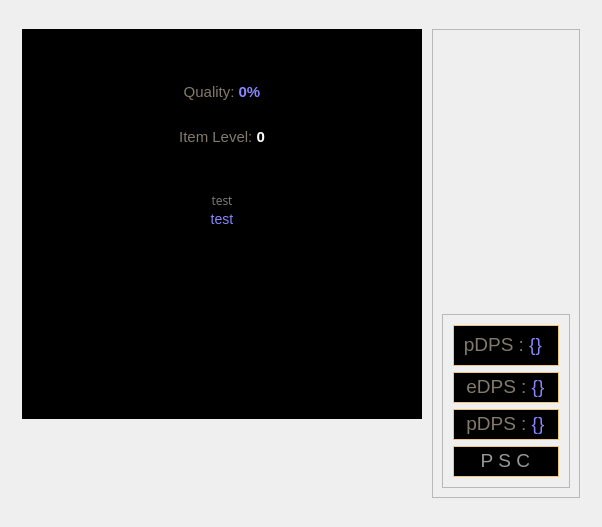
Before: the Qt Designer form ExileCraft/modules/gui/uis/pages/main_pages.ui in jmduea/ExileCraft, drawn with Qt 5.
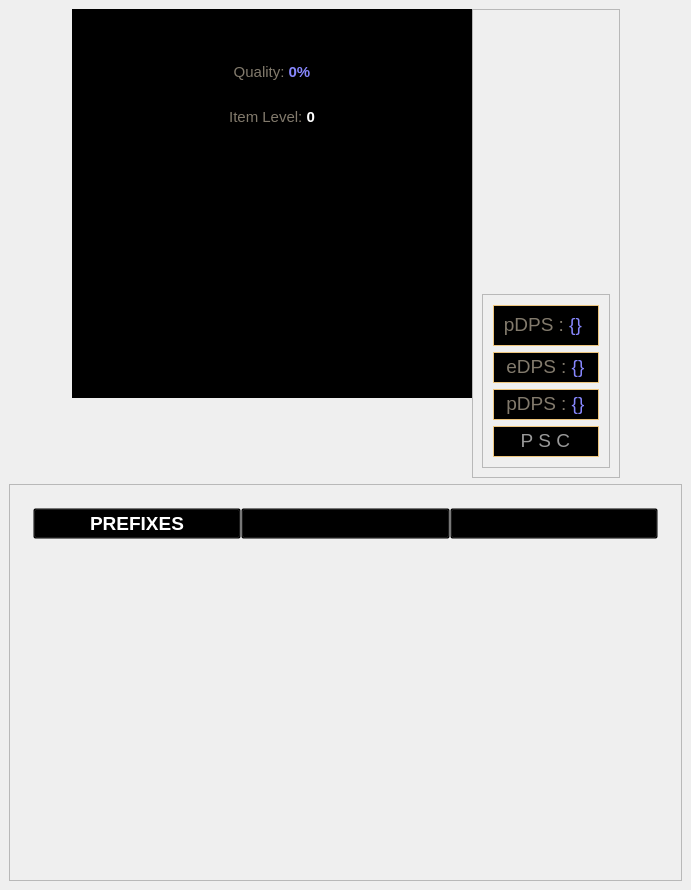
After: the same form once the commit is applied. The open tabs and pages were chosen to show the change. Icons and pictures are not drawn.

Commit message:
Update GUI layout for better usability
The dimensions of the main page, minimum size and size policy of certain elements have been updated for improved user experience. Width and height of main page is increased to handle more content without scroll. Removed unnecessary fixed height constraints for expanding elements and ensured they take the minimum space required. Also, unnecessary spacing elements have been removed and instead preferred size adjustments for cleaner code. The modpool table has been reworked for better display and readability.

Diff of the .ui file:
```diff
--- a/ExileCraft/modules/gui/uis/pages/main_pages.ui
+++ b/ExileCraft/modules/gui/uis/pages/main_pages.ui
@@ -7,14 +7,14 @@
    <rect>
     <x>0</x>
     <y>0</y>
-    <width>602</width>
-    <height>527</height>
+    <width>691</width>
+    <height>890</height>
    </rect>
   </property>
   <property name="minimumSize">
    <size>
-    <width>602</width>
-    <height>527</height>
+    <width>691</width>
+    <height>890</height>
    </size>
   </property>
   <property name="windowTitle">
@@ -55,6 +55,12 @@
       <number>0</number>
      </property>
      <widget class="QWidget" name="crafting_emu_page">
+      <property name="sizePolicy">
+       <sizepolicy hsizetype="Preferred" vsizetype="Minimum">
+        <horstretch>0</horstretch>
+        <verstretch>0</verstretch>
+       </sizepolicy>
+      </property>
       <property name="minimumSize">
        <size>
         <width>592</width>
@@ -80,23 +86,10 @@
        <property name="bottomMargin">
         <number>9</number>
        </property>
-       <item>
-        <spacer name="verticalSpacer">
-         <property name="orientation">
-          <enum>Qt::Vertical</enum>
-         </property>
-         <property name="sizeHint" stdset="0">
-          <size>
-           <width>20</width>
-           <height>40</height>
-          </size>
-         </property>
-        </spacer>
-       </item>
        <item>
         <widget class="QFrame" name="crafting_emu_container">
          <property name="sizePolicy">
-          <sizepolicy hsizetype="MinimumExpanding" vsizetype="MinimumExpanding">
+          <sizepolicy hsizetype="Minimum" vsizetype="Minimum">
            <horstretch>0</horstretch>
            <verstretch>0</verstretch>
           </sizepolicy>
@@ -500,7 +493,7 @@
                    <item alignment="Qt::AlignVCenter">
                     <widget class="QWidget" name="item_requirements_container" native="true">
                      <property name="sizePolicy">
-                      <sizepolicy hsizetype="Fixed" vsizetype="Fixed">
+                      <sizepolicy hsizetype="Fixed" vsizetype="Minimum">
                        <horstretch>0</horstretch>
                        <verstretch>0</verstretch>
                       </sizepolicy>
@@ -514,7 +507,7 @@
                      <property name="maximumSize">
                       <size>
                        <width>400</width>
-                       <height>52</height>
+                       <height>60</height>
                       </size>
                      </property>
                      <layout class="QVBoxLayout" name="verticalLayout_13">
@@ -716,7 +709,7 @@
                          <bool>false</bool>
                         </property>
                         <property name="sizePolicy">
-                         <sizepolicy hsizetype="Fixed" vsizetype="Minimum">
+                         <sizepolicy hsizetype="Fixed" vsizetype="MinimumExpanding">
                           <horstretch>0</horstretch>
                           <verstretch>0</verstretch>
                          </sizepolicy>
@@ -730,7 +723,7 @@
                         <property name="maximumSize">
                          <size>
                           <width>400</width>
-                          <height>30</height>
+                          <height>70</height>
                          </size>
                         </property>
                         <property name="styleSheet">
@@ -823,7 +816,7 @@
                 <item alignment="Qt::AlignTop">
                  <widget class="QFrame" name="item_mod_frame">
                   <property name="sizePolicy">
-                   <sizepolicy hsizetype="Fixed" vsizetype="Expanding">
+                   <sizepolicy hsizetype="Fixed" vsizetype="MinimumExpanding">
                     <horstretch>0</horstretch>
                     <verstretch>0</verstretch>
                    </sizepolicy>
@@ -938,9 +931,6 @@
                                                                                 }
                                                                             </string>
                         </property>
-                        <property name="text">
-                         <string>test</string>
-                        </property>
                         <property name="textFormat">
                          <enum>Qt::RichText</enum>
                         </property>
@@ -986,9 +976,6 @@
                                                                                 }
                                                                             </string>
                         </property>
-                        <property name="text">
-                         <string>test</string>
-                        </property>
                         <property name="textFormat">
                          <enum>Qt::RichText</enum>
                         </property>
@@ -1732,19 +1719,6 @@
             </layout>
            </widget>
           </item>
-          <item>
-           <spacer name="horizontalSpacer">
-            <property name="orientation">
-             <enum>Qt::Horizontal</enum>
-            </property>
-            <property name="sizeHint" stdset="0">
-             <size>
-              <width>38</width>
-              <height>20</height>
-             </size>
-            </property>
-           </spacer>
-          </item>
           <item>
            <widget class="QFrame" name="item_display_frame">
             <property name="sizePolicy">
@@ -2163,37 +2137,40 @@
         </widget>
        </item>
        <item>
-        <spacer name="verticalSpacer_2">
-         <property name="orientation">
-          <enum>Qt::Vertical</enum>
+        <widget class="QFrame" name="modpool_table_frame">
+         <property name="sizePolicy">
+          <sizepolicy hsizetype="Expanding" vsizetype="Expanding">
+           <horstretch>0</horstretch>
+           <verstretch>0</verstretch>
+          </sizepolicy>
          </property>
-         <property name="sizeHint" stdset="0">
+         <property name="minimumSize">
           <size>
-           <width>20</width>
-           <height>40</height>
+           <width>673</width>
+           <height>386</height>
           </size>
          </property>
-        </spacer>
-       </item>
-      </layout>
-     </widget>
-     <widget class="QWidget" name="modpool_page">
-      <layout class="QVBoxLayout" name="page_2_layout">
-       <property name="spacing">
-        <number>5</number>
-       </property>
-       <property name="leftMargin">
-        <number>5</number>
-       </property>
-       <property name="topMargin">
-        <number>5</number>
-       </property>
-       <property name="rightMargin">
-        <number>5</number>
-       </property>
-       <property name="bottomMargin">
-        <number>5</number>
-       </property>
+         <property name="styleSheet">
+          <string notr="true">QWidget {
+                                            border-image: none;
+                                            }</string>
+         </property>
+         <property name="frameShape">
+          <enum>QFrame::StyledPanel</enum>
+         </property>
+         <property name="frameShadow">
+          <enum>QFrame::Raised</enum>
+         </property>
+         <layout class="QVBoxLayout" name="verticalLayout">
+          <item>
+           <widget class="QWidget" name="modpool_table_container" native="true">
+            <property name="sizePolicy">
+             <sizepolicy hsizetype="Expanding" vsizetype="Expanding">
+              <horstretch>0</horstretch>
+              <verstretch>0</verstretch>
+             </sizepolicy>
+            </property>
+            <layout class="QVBoxLayout" name="verticalLayout_15">
        <item>
         <widget class="QScrollArea" name="modpool_scroll_area">
          <property name="styleSheet">
@@ -2216,14 +2193,20 @@
            <rect>
             <x>0</x>
             <y>0</y>
-            <width>932</width>
-            <height>608</height>
-           </rect>
-          </property>
+                  <width>635</width>
+                  <height>348</height>
+                 </rect>
+                </property>
+                <property name="sizePolicy">
+                 <sizepolicy hsizetype="Expanding" vsizetype="Expanding">
+                  <horstretch>0</horstretch>
+                  <verstretch>0</verstretch>
+                 </sizepolicy>
+                </property>
           <property name="styleSheet">
            <string notr="true">background: transparent;</string>
           </property>
-          <layout class="QVBoxLayout" name="verticalLayout">
+                <layout class="QVBoxLayout" name="verticalLayout_16">
            <property name="spacing">
             <number>15</number>
            </property>
@@ -2241,6 +2224,12 @@
            </property>
            <item>
             <widget class="QWidget" name="modpool_list" native="true">
+                   <property name="sizePolicy">
+                    <sizepolicy hsizetype="Expanding" vsizetype="Expanding">
+                     <horstretch>0</horstretch>
+                     <verstretch>0</verstretch>
+                    </sizepolicy>
+                   </property>
              <property name="styleSheet">
               <string notr="true">QWidget {
                                                             border-image: none;
@@ -2952,8 +2941,14 @@
                  </item>
                  <item>
                   <widget class="QStackedWidget" name="modpool_group_pages">
+                         <property name="sizePolicy">
+                          <sizepolicy hsizetype="Expanding" vsizetype="Expanding">
+                           <horstretch>0</horstretch>
+                           <verstretch>0</verstretch>
+                          </sizepolicy>
+                         </property>
                    <property name="currentIndex">
-                    <number>0</number>
+                          <number>1</number>
                    </property>
                    <widget class="QWidget" name="prefix_group_page">
                     <layout class="QVBoxLayout" name="p">
@@ -2973,7 +2968,7 @@
                       <number>0</number>
                      </property>
                      <item>
-                      <widget class="QWidget" name="widget" native="true">
+                            <widget class="QWidget" name="widget_2" native="true">
                        <layout class="QHBoxLayout" name="horizontalLayout_2">
                         <item>
                          <widget class="QLabel" name="label_2">
@@ -3037,7 +3032,7 @@
                     </layout>
                    </widget>
                    <widget class="QWidget" name="suffix_list_page">
-                    <layout class="QVBoxLayout" name="verticalLayout_16">
+                          <layout class="QVBoxLayout" name="verticalLayout_17">
                      <item>
                       <widget class="QTreeView" name="suffix_tree">
                        <property name="sizePolicy">
@@ -3090,7 +3085,7 @@
                     </layout>
                    </widget>
                    <widget class="QWidget" name="implicit_list_page">
-                    <layout class="QVBoxLayout" name="verticalLayout_15">
+                          <layout class="QVBoxLayout" name="verticalLayout_19">
                      <item>
                       <widget class="QTreeView" name="implicit_tree">
                        <property name="sizePolicy">
@@ -3152,6 +3147,12 @@
            </item>
           </layout>
          </widget>
+              </widget>
+             </item>
+            </layout>
+           </widget>
+          </item>
+         </layout>
         </widget>
        </item>
       </layout>
```
Lines whose indentation alone changed are shown as unchanged.
